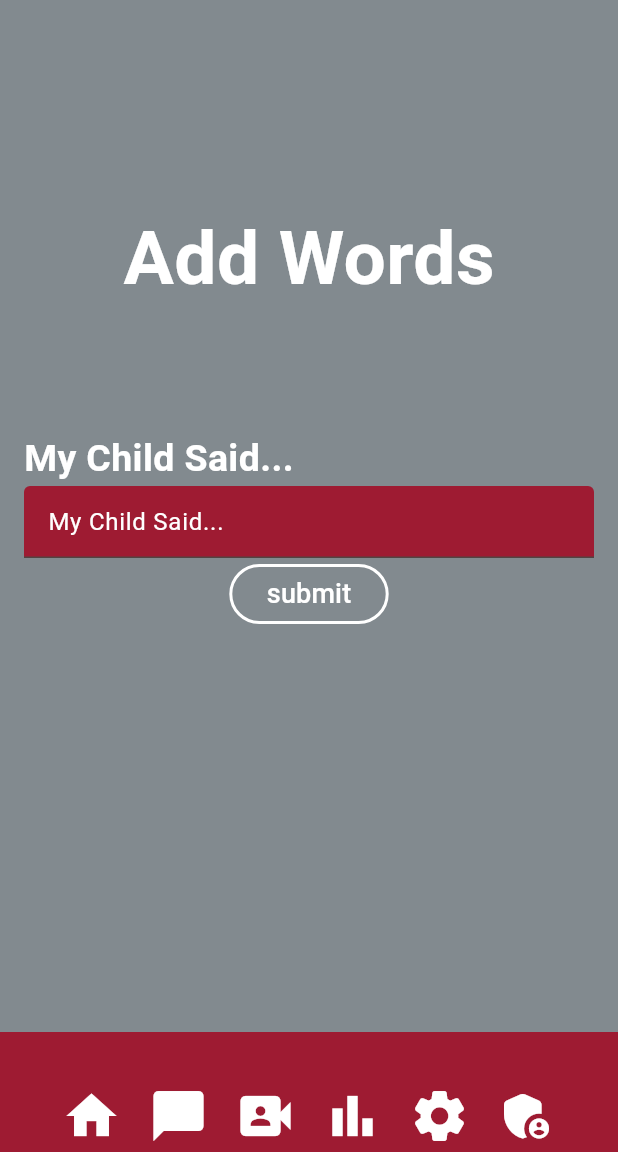
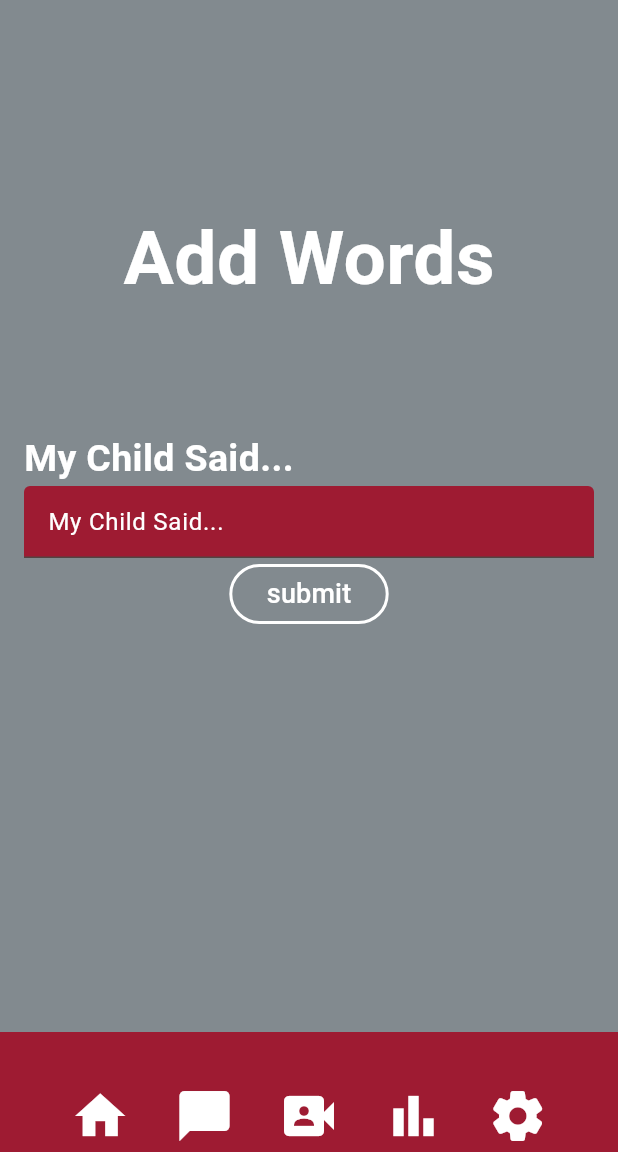
Before and after one commit to Baby-Words-Tracker/Baby_Words, a Flutter app: the AddTextPage screen opened by its route, on a phone screen of 412 x 824 dp, the part 84-1236 px from its top. Run offline on Flutter 3.47's test engine with Material 3 defaults, Android fonts, the phone set to English and light mode, and no system bars; our stand-ins replace cloud_firestore, cloud_functions, csv, firebase_auth, firebase_core, syncfusion_flutter_charts; missing offline and left inert: firebase_ui_auth, firebase_ui_localizations, firebase_ui_oauth_google, to_csv; accounts and stored records are empty.

Commit message:
removed role_testing  page from bottom bar

```diff
--- a/baby_words_tracker/lib/pages/shared/bottom_bar.dart
+++ b/baby_words_tracker/lib/pages/shared/bottom_bar.dart
@@ -64,18 +64,18 @@ Widget bottomBar(BuildContext context, String currPage) {
                 }
               },
             ),
-            IconButton(
-              icon: const Icon(
-                Icons.admin_panel_settings_rounded,
-                color: Colors.white,
-                size: 40.0,
-              ),
-              onPressed: () {
-                if (currPage != RoleTesting.routeName.split('/')[1]) {
-                  Navigator.pushNamed(context, RoleTesting.routeName);
-                }
-              },
-            ),
+            // IconButton(
+            //   icon: const Icon(
+            //     Icons.admin_panel_settings_rounded,
+            //     color: Colors.white,
+            //     size: 40.0,
+            //   ),
+            //   onPressed: () {
+            //     if (currPage != RoleTesting.routeName.split('/')[1]) {
+            //       Navigator.pushNamed(context, RoleTesting.routeName);
+            //     }
+            //   },
+            // ),
           ],
         )),
   );
```
